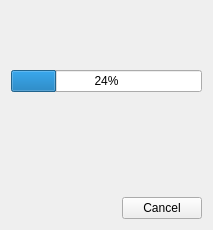
This is iVS3D/src/iVS3D-core/view/progresswidget.ui in iVS3D/iVS3D as Qt 5 draws it before an edit. The edited form follows.
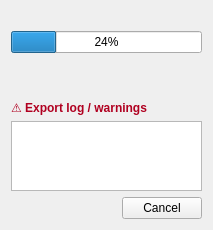
This is the edited form.

```diff
--- a/iVS3D/src/iVS3D-core/view/progresswidget.ui
+++ b/iVS3D/src/iVS3D-core/view/progresswidget.ui
@@ -69,7 +69,29 @@
    <item>
     <widget class="QLabel" name="label_message">
      <property name="text">
-      <string/>
+      <string>⚠ Export log / warnings</string>
+         </property>
+         <property name="styleSheet">
+      <string notr="true">font-weight: 700; color: #B00020;</string>
+      </property>
+     </widget>
+    </item>
+    <item>
+     <widget class="QListWidget" name="listWidget_warnings">
+      <property name="sizePolicy">
+        <sizepolicy hsizetype="Expanding" vsizetype="Expanding">
+         <horstretch>0</horstretch>
+         <verstretch>1</verstretch>
+        </sizepolicy>
+      </property>
+        <property name="verticalScrollBarPolicy">
+         <enum>Qt::ScrollBarAsNeeded</enum>
+        </property>
+        <property name="horizontalScrollBarPolicy">
+         <enum>Qt::ScrollBarAlwaysOff</enum>
+        </property>
+        <property name="wordWrap">
+         <bool>true</bool>
      </property>
     </widget>
    </item>
```
Left out of the diff: 2 changed lines with no effect on the pictures. Lines whose indentation alone changed are shown as unchanged.
